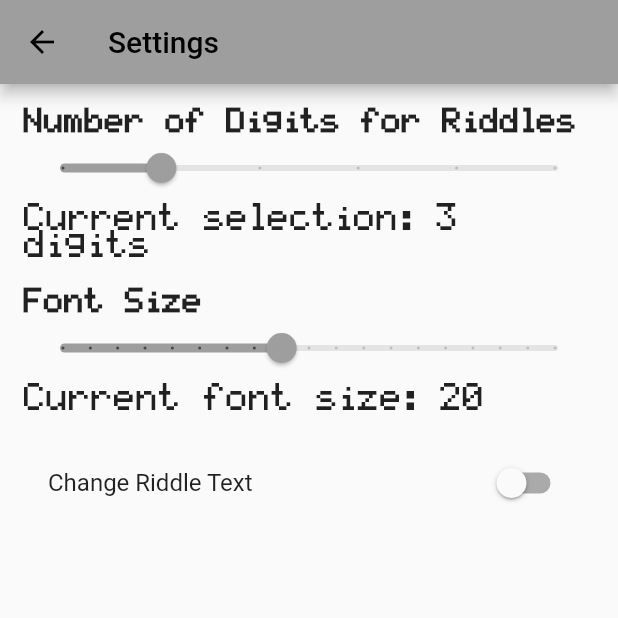
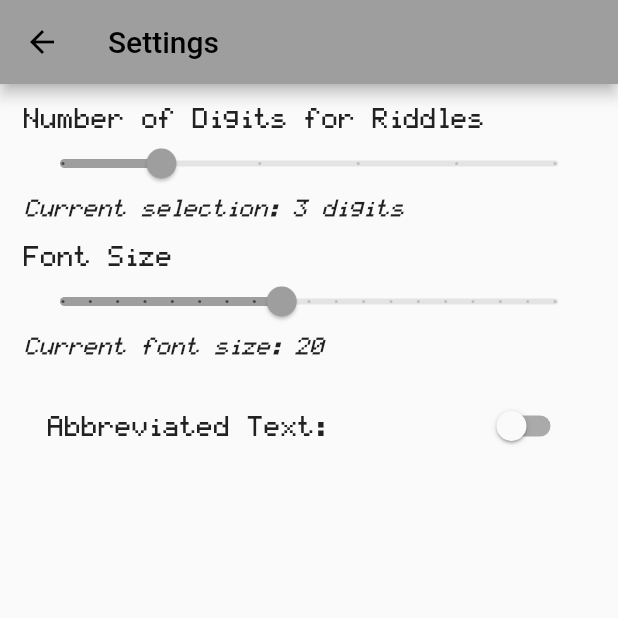
Before and after one commit to HennyBicks01/math_riddler, a Flutter app: the screen it shows after launch, after a tap on the "menu" icon, on a phone screen of 412 x 824 dp, the top half of it. Run offline on Flutter 3.47's test engine with Material 2 defaults, Android fonts, the phone set to English and light mode, and no system bars; our stand-ins replace shared_preferences.

Commit message:
addeed setting saving

```diff
--- a/lib/main.dart
+++ b/lib/main.dart
@@ -1,5 +1,7 @@
 import 'package:flutter/cupertino.dart';
 import 'package:flutter/material.dart';
+import 'package:shared_preferences/shared_preferences.dart';
+
 
 import 'package:mathriddles/riddle_generator.dart';
 import 'settings.dart';
@@ -21,6 +23,10 @@ class MyApp extends StatelessWidget {
           bodyMedium: TextStyle(
             fontFamily: 'TI84Font',
             fontSize: 20,
+          ),
+          bodySmall: TextStyle(
+            fontFamily: 'TI84Font',
+            fontSize: 15,
           ),
         ),
       ),
@@ -55,7 +61,18 @@ class _MyHomePageState extends State<MyHomePage> {
   @override
   void initState() {
     super.initState();
+    _loadSettings();   // <-- Load your settings from SharedPreferences
     _generateRiddle();
+  }
+
+  void _loadSettings() async {
+    final prefs = await SharedPreferences.getInstance();
+
+    setState(() {
+      _fontSize = prefs.getDouble('font_size') ?? 20;
+      _changeRiddleText = prefs.getBool('change_riddle_text') ?? true;
+      // Load any other settings you have here
+    });
   }
 
   String _currentInput = ""; // To store the number being input by the user.
@@ -251,8 +268,8 @@ class _MyHomePageState extends State<MyHomePage> {
                             children: [
                               // Menu Icon (Settings)
                               IconButton(
-                                onPressed: () {
-                                  Navigator.of(context).push(
+                                onPressed: () async {   // <-- Make this function async
+                                  await Navigator.of(context).push(
                                     MaterialPageRoute(
                                       builder: (context) => SettingsPage(
                                         onDigitsChanged: _updateDigitsValue,
@@ -265,6 +282,7 @@ class _MyHomePageState extends State<MyHomePage> {
                                       ),
                                     ),
                                   );
+                                  _loadSettings();  // <-- Load your settings again
                                 },
                                 icon: const Icon(Icons.menu, color: CupertinoColors.inactiveGray),
                               ),
--- a/lib/settings.dart
+++ b/lib/settings.dart
@@ -1,4 +1,5 @@
 import 'package:flutter/material.dart';
+import 'package:shared_preferences/shared_preferences.dart';
 
 class SettingsPage extends StatefulWidget {
   final Function(int) onDigitsChanged;
@@ -22,6 +23,30 @@ class SettingsPageState extends State<SettingsPage> {
   bool _changeRiddleText = false;  // Setting for riddle text
 
   @override
+  void initState() {
+    super.initState();
+    _loadSettings(); // Load saved settings
+  }
+
+  _loadSettings() async {
+    final prefs = await SharedPreferences.getInstance();
+    setState(() {
+      _currentSliderValue = prefs.getDouble('digits_slider') ?? 3;
+      _fontSize = prefs.getDouble('font_size') ?? 20;
+      _changeRiddleText = prefs.getBool('change_riddle_text') ?? false;
+    });
+  }
+
+  _saveSettings(String key, dynamic value) async {
+    final prefs = await SharedPreferences.getInstance();
+    if (value is double) {
+      prefs.setDouble(key, value);
+    } else if (value is bool) {
+      prefs.setBool(key, value);
+    }
+  }
+
+  @override
   Widget build(BuildContext context) {
     return Scaffold(
       appBar: AppBar(
@@ -34,7 +59,7 @@ class SettingsPageState extends State<SettingsPage> {
           children: <Widget>[
             const Text(
               'Number of Digits for Riddles',
-              style: TextStyle(fontSize: 18, fontWeight: FontWeight.bold),
+              style: TextStyle(fontSize: 15),
             ),
             Slider(
               value: _currentSliderValue,
@@ -47,14 +72,17 @@ class SettingsPageState extends State<SettingsPage> {
                   _currentSliderValue = value;
                 });
                 widget.onDigitsChanged(_currentSliderValue.round());
+                _saveSettings('digits_slider', _currentSliderValue);
               },
             ),
-            Text('Current selection: ${_currentSliderValue.round()} digits'),
+            Text('Current selection: ${_currentSliderValue.round()} digits',
+              style: const TextStyle(fontSize: 13, fontStyle: FontStyle.italic),
+            ),
 
             const SizedBox(height: 20),
             const Text(
               'Font Size',
-              style: TextStyle(fontSize: 18, fontWeight: FontWeight.bold),
+              style: TextStyle(fontSize: 15),
             ),
             Slider(
               value: _fontSize,
@@ -67,20 +95,25 @@ class SettingsPageState extends State<SettingsPage> {
                   _fontSize = value;
                 });
                 widget.onFontSizeChanged(_fontSize);
+                _saveSettings('font_size', _fontSize);
               },
             ),
-            Text('Current font size: ${_fontSize.round()}'),
+            Text('Current font size: ${_fontSize.round()}',
+              style: const TextStyle(fontSize: 13, fontStyle: FontStyle.italic),
+            ),
 
             // Adding the switch for the riddle text change
             const SizedBox(height: 20),
             SwitchListTile(
-              title: const Text('Change Riddle Text'),
+              title: const Text('Abbreviated Text:',
+                  style: TextStyle( fontFamily:'TI84Font', fontSize: 15)),
               value: _changeRiddleText,
               onChanged: (value) {
                 setState(() {
                   _changeRiddleText = value;
                 });
-                widget.onChangeRiddleTextSetting(value); // Inform the parent about the change
+                widget.onChangeRiddleTextSetting(value);
+                _saveSettings('change_riddle_text', _changeRiddleText);
               },
             )
           ],
--- a/pubspec.yaml
+++ b/pubspec.yaml
@@ -11,6 +11,7 @@ environment:
 dependencies:
   flutter:
     sdk: flutter
+  shared_preferences: ^2.2.0
   cupertino_icons: ^1.0.2
   google_fonts: ^5.1.0
 
```
Also changed, not shown: pubspec.lock, 1 other file.
